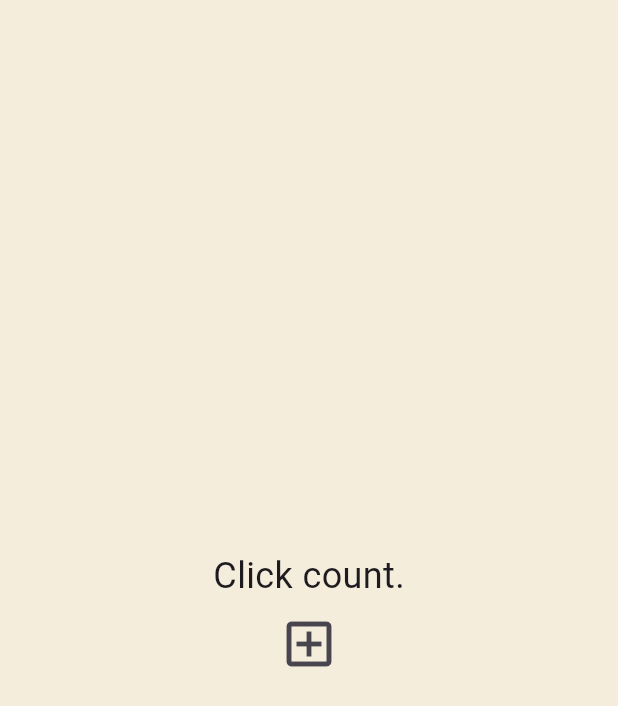
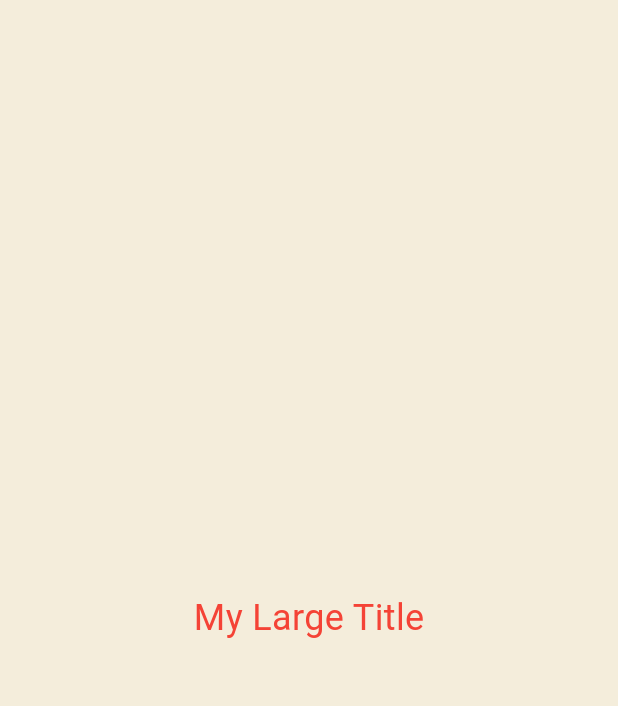
Before and after one commit to thekuhn37/flutter_stflwg, a Flutter app: the screen it shows after launch, on a phone screen of 412 x 824 dp. Shown: the top 706 px of the screen. Run offline on Flutter 3.47's test engine with Material 3 defaults, Android fonts, the phone set to English and light mode, and no system bars.

Commit message:
4.3 BuildContext

```diff
--- a/lib/main.dart
+++ b/lib/main.dart
@@ -9,43 +9,25 @@
   @override
   State<MyApp> createState() => _MyAppState();
 }
-// statefulwidget의 데이터는 또 하나의 클래스 프로퍼티이다.
 
 class _MyAppState extends State<MyApp> {
-  List<int> numbers = [];
-  // int counter = 0;
-
-  void onClicked() {
-    setState(() {
-      numbers.add(numbers.length);
-      // counter = counter + 1;
-    });
-  }
-  // setstate안에서 데이터의 변경이 발생하면 스테잇이 이걸 받아서 다시 데이터와
-  // UI를 업데이트 하라고 한다.
-
   @override
   Widget build(BuildContext context) {
     return MaterialApp(
-      home: Scaffold(
-        backgroundColor: const Color(0xFFF4EDDB),
+      theme: ThemeData(
+        textTheme: const TextTheme(
+          titleLarge: TextStyle(
+            color: Colors.red,
+          ),
+        ),
+      ),
+      home: const Scaffold(
+        backgroundColor: Color(0xFFF4EDDB),
         body: Center(
           child: Column(
             mainAxisAlignment: MainAxisAlignment.center,
             children: [
-              const Text(
-                "Click count.",
-                style: TextStyle(
-                  fontSize: 24,
-                ),
-              ),
-              for (var number in numbers) Text('$number'),
-              // collection for in dart. list의 각각의 항에 대한 동작 실행.
-              IconButton(
-                iconSize: 40,
-                onPressed: onClicked,
-                icon: const Icon(Icons.add_box_outlined),
-              )
+              MyLargeTitle(),
             ],
           ),
         ),
@@ -53,3 +35,20 @@
     );
   }
 }
+
+class MyLargeTitle extends StatelessWidget {
+  const MyLargeTitle({
+    super.key,
+  });
+
+  @override
+  Widget build(BuildContext context) {
+    return Text(
+      "My Large Title",
+      style: TextStyle(
+        color: Theme.of(context).textTheme.titleLarge!.color,
+        fontSize: 24,
+      ),
+    );
+  }
+}
```
